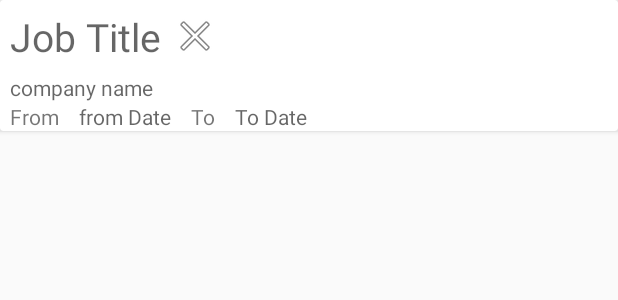
After one commit to vinaythoutam/ResumeMaker, an Android app: the layout add_experience.xml on its own in the app's theme, with its tools: preview values and no code run, on a phone screen of 412 x 824 dp. The commit adds this screen. Shown: the top 300 px of the screen. Run offline under Robolectric (Android 15) with nearby library versions, the phone set to English and light mode, and no system bars.

Commit message:
Please check Ex_ListViewAdapter and ExperienceFragment file

```diff
--- a/app/src/main/java/com/example/vinay/resumebuilder/NavActivityProfile.java
+++ b/app/src/main/java/com/example/vinay/resumebuilder/NavActivityProfile.java
@@ -62,8 +62,6 @@ public class NavActivityProfile extends AppCompatActivity
         NavigationView navigationView = (NavigationView) findViewById(R.id.nav_view);
         navigationView.setNavigationItemSelectedListener(this);
 
-
-        //add profiles <code></code>
         if (Build.VERSION.SDK_INT >= Build.VERSION_CODES.LOLLIPOP) {
 
             Explode explode = new Explode();
@@ -71,7 +69,7 @@ public class NavActivityProfile extends AppCompatActivity
             getWindow().setExitTransition(explode);
             getWindow().setEnterTransition(explode);
         }
-
+        //add profiles <code></code>
         lv = (ListView) findViewById(R.id.lvCards);
         dbHandler = new DatabaseHandler(this);
 
--- /dev/null
+++ b/app/src/main/res/layout/add_experience.xml
@@ -0,0 +1,80 @@
+<?xml version="1.0" encoding="utf-8"?>
+<LinearLayout xmlns:android="http://schemas.android.com/apk/res/android"
+    android:orientation="vertical" android:layout_width="match_parent"
+    android:layout_height="match_parent">
+    <android.support.v7.widget.CardView
+        android:layout_width="match_parent"
+        android:layout_height="wrap_content"
+        android:elevation="@dimen/_5sdp"
+        android:fadingEdgeLength="@dimen/_2sdp">
+        <LinearLayout
+            android:layout_width="match_parent"
+            android:layout_height="match_parent"
+            android:orientation="vertical">
+            <LinearLayout
+                android:layout_width="match_parent"
+                android:layout_height="wrap_content"
+                android:orientation="horizontal">
+                <TextView
+                    android:layout_width="wrap_content"
+                    android:layout_height="wrap_content"
+                    android:hint="Job Title"
+                    android:id="@+id/ex_tv1"
+                    android:textSize="@dimen/_20sdp"
+                    android:layout_margin="@dimen/_5sdp"/>
+                <ImageView
+                    android:layout_width="wrap_content"
+                    android:layout_height="wrap_content"
+                    android:layout_gravity="center_vertical"
+                    android:id="@+id/ex_iv2"
+                    android:src="@android:drawable/ic_menu_close_clear_cancel" />
+                <ImageView
+                    android:layout_width="wrap_content"
+                    android:layout_height="wrap_content"
+                    android:layout_gravity="center_vertical|end"
+                    android:layout_toLeftOf="@id/ex_iv2"
+                    android:id="@+id/ex_iv1"
+                    />
+            </LinearLayout>
+            <TextView
+                android:layout_width="wrap_content"
+                android:layout_height="wrap_content"
+                android:id="@+id/ex_tv2"
+                android:hint="company name"
+                android:layout_marginLeft="@dimen/_5sdp"/>
+            <LinearLayout
+                android:layout_width="match_parent"
+                android:layout_height="wrap_content"
+                android:orientation="horizontal">
+                <TextView
+                    android:layout_width="wrap_content"
+                    android:layout_height="wrap_content"
+                    android:text="From"
+                    android:layout_marginLeft="@dimen/_5sdp"
+                    android:layout_marginRight="@dimen/_5sdp"/>
+                <TextView
+                    android:layout_width="wrap_content"
+                    android:layout_height="wrap_content"
+                    android:id="@+id/ex_tv3"
+                    android:hint="from Date"
+                    android:layout_marginRight="@dimen/_5sdp"
+                    android:layout_marginLeft="@dimen/_5sdp"/>
+
+                <TextView
+                    android:layout_width="wrap_content"
+                    android:layout_height="wrap_content"
+                    android:text="To"
+                    android:layout_marginLeft="@dimen/_5sdp"
+                    android:layout_marginRight="@dimen/_5sdp"/>
+                <TextView
+                    android:layout_width="wrap_content"
+                    android:layout_height="wrap_content"
+                    android:id="@+id/ex_tv4"
+                    android:hint="To Date"
+                    android:layout_marginRight="@dimen/_5sdp"
+                    android:layout_marginLeft="@dimen/_5sdp"/>
+            </LinearLayout>
+        </LinearLayout>
+    </android.support.v7.widget.CardView>
+
+</LinearLayout>
```
Also changed, not shown: app/src/main/java/com/example/vinay/resumebuilder/DatabaseHandler.java (+61 -2 lines), app/src/main/java/com/example/vinay/resumebuilder/Ex_ListViewAdapter.java (+121 -3 lines), app/src/main/java/com/example/vinay/resumebuilder/fragments/ExperienceFragment.java (+54 -14 lines), app/src/main/java/com/example/vinay/resumebuilder/model/WorkExperience.java (+10 -0 lines), app/src/main/res/layout/ex_customdialog.xml (+8 -7 lines).
